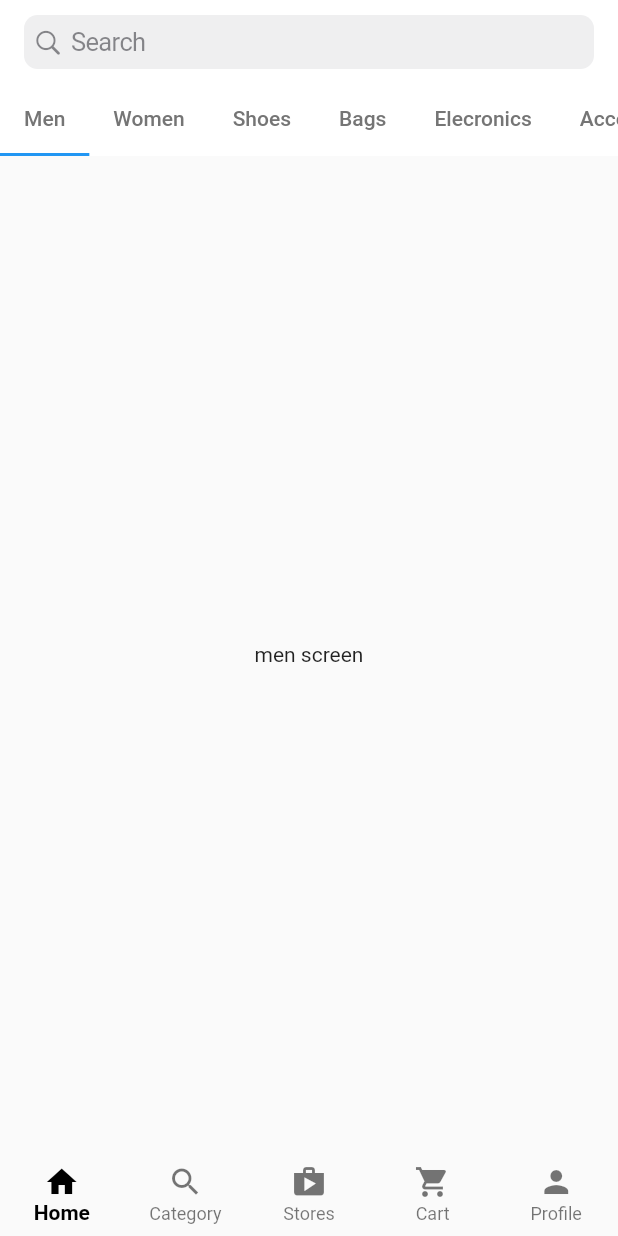
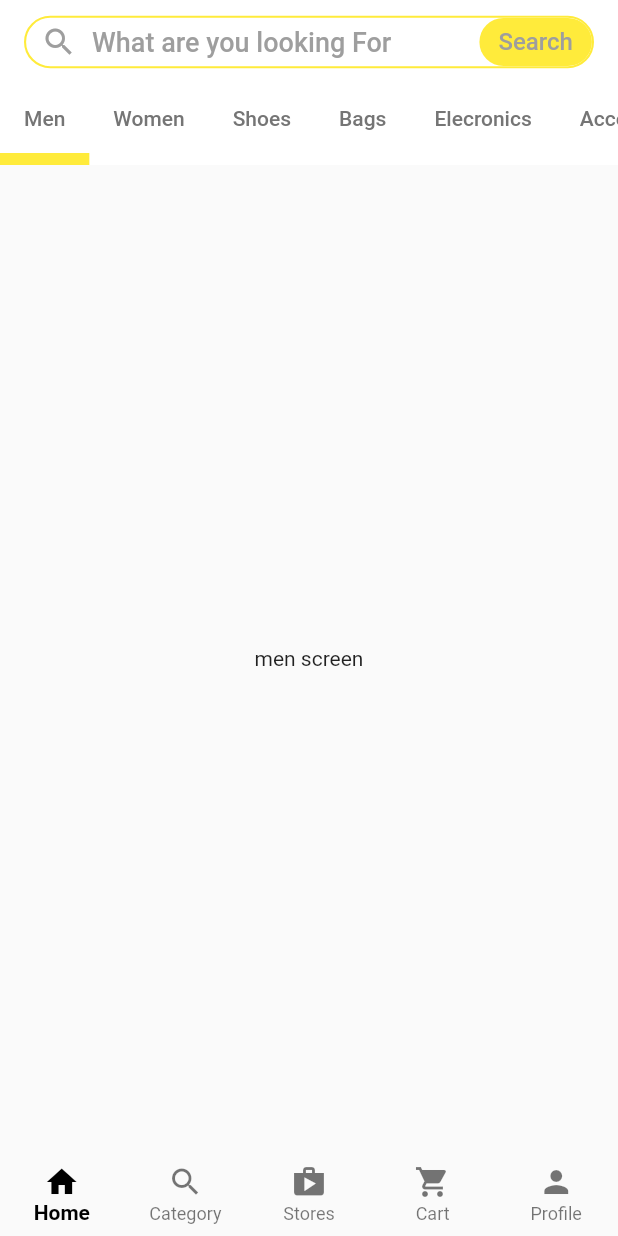
Before and after one commit to robertotonde/mulitistore_firebase_app, a Flutter app: the screen it shows after launch, on a phone screen of 412 x 824 dp. Run offline on Flutter 3.47's test engine with Material 2 defaults, Android fonts, the phone set to English and light mode, and no system bars.

Commit message:
search bar implementation

```diff
--- a/lib/main_screens/home.dart
+++ b/lib/main_screens/home.dart
@@ -1,5 +1,7 @@
-import 'package:flutter/cupertino.dart';
+// import 'package:flutter/cupertino.dart';
 import 'package:flutter/material.dart';
+import 'package:multistore_firebase/minor_screens/search.dart';
+
 
 class HomeScreen extends StatefulWidget {
   const HomeScreen({super.key});
@@ -17,9 +19,56 @@ class _HomeScreenState extends State<HomeScreen> {
         appBar: AppBar(
           elevation: 0,
           backgroundColor: Colors.white,
-          title: const CupertinoSearchTextField(),
+          title: InkWell(
+            onTap: () {
+              Navigator.push(
+                  context,
+                  MaterialPageRoute(
+                      builder: (context) => const SeacrchScreen()));
+            },
+            child: Container(
+              height: 35,
+              decoration: BoxDecoration(
+                  border: Border.all(color: Colors.yellow, width: 1.4),
+                  borderRadius: BorderRadius.circular(25)),
+              child: Row(
+                  mainAxisAlignment: MainAxisAlignment.spaceBetween,
+                  children: [
+                    Row(
+                      children: const [
+                        Padding(
+                          padding: EdgeInsets.symmetric(horizontal: 10),
+                          child: Icon(
+                            Icons.search,
+                            color: Colors.grey,
+                          ),
+                        ),
+                        Text(
+                          'What are you looking For',
+                          style: TextStyle(fontSize: 18, color: Colors.grey),
+                        ),
+                      ],
+                    ),
+                    Container(
+                      height: 32,
+                      width: 75,
+                      decoration: BoxDecoration(
+                          color: Colors.yellow,
+                          borderRadius: BorderRadius.circular(25)),
+                      child: const Center(
+                        child: Text(
+                          'Search',
+                          style: TextStyle(fontSize: 16, color: Colors.grey),
+                        ),
+                      ),
+                    )
+                  ]),
+            ),
+          ),
           bottom: const TabBar(
               isScrollable: true,
+              indicatorColor: Colors.yellow,
+              indicatorWeight: 8,
               tabs: [
                 ReapetedTab(
                   label: "Men",
@@ -46,7 +95,7 @@ class _HomeScreenState extends State<HomeScreen> {
                   label: "Kids",
                 ),
                 ReapetedTab(
-              label: "Beuty",
+                  label: "Beauty",
                 ),
               ]),
         ),
@@ -60,7 +109,7 @@ class _HomeScreenState extends State<HomeScreen> {
             Center(child: Text("Accesories screen")),
             Center(child: Text("Home and Grden screen")),
             Center(child: Text("Kids screen")),
-            Center(child: Text("Kids screen")),
+            Center(child: Text("Beauty  screen")),
             // Center(child: Text("electonics screen")),
           ],
         ),
```
Also changed, not shown: lib/minor_screens/search.dart (added, +25 -0 lines). Lines whose indentation alone changed are shown as unchanged.
